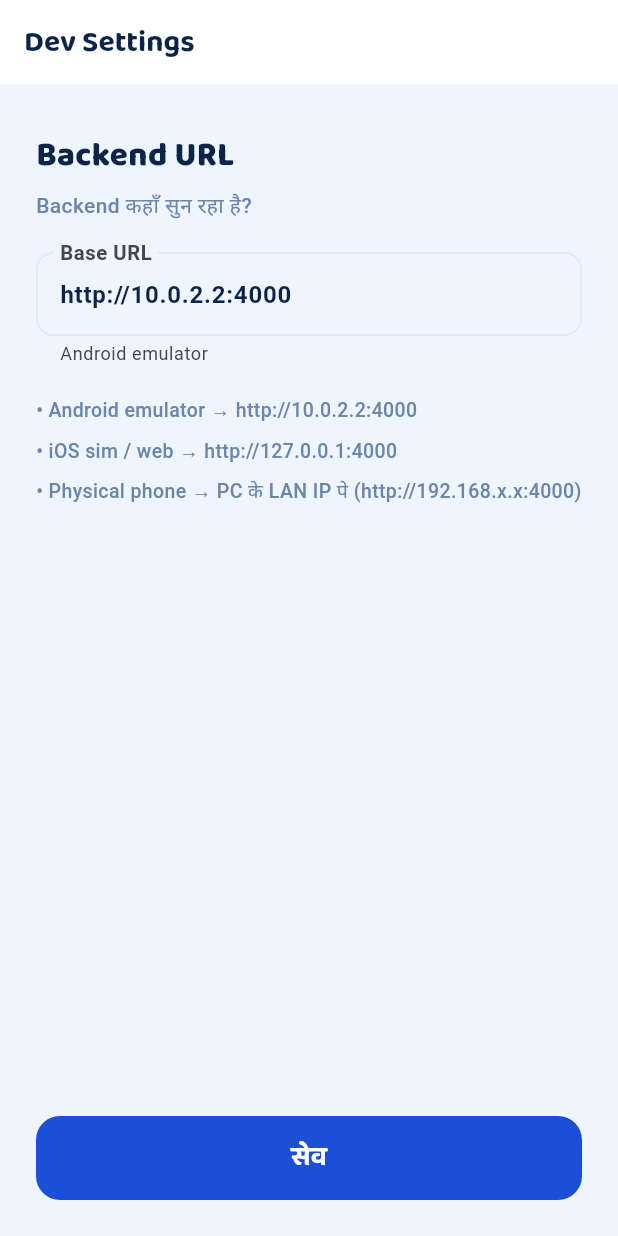
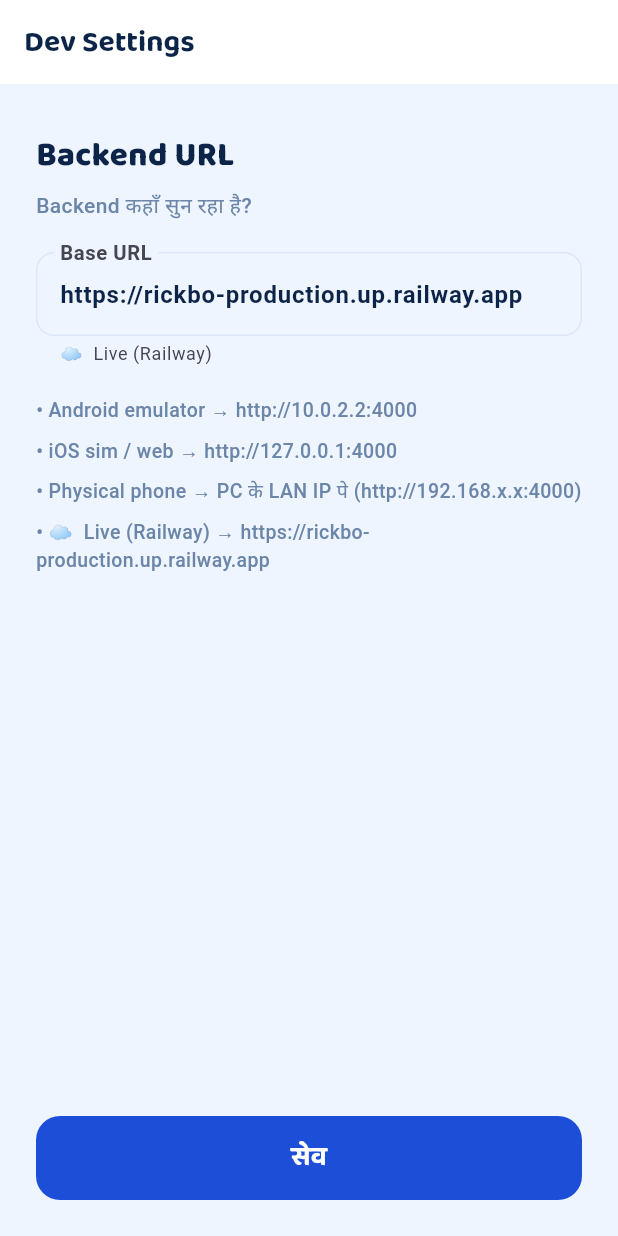
Before and after one commit to hearterzarya/Rickbo, a Flutter app: the DevSettingsScreen screen opened by its route, on a phone screen of 412 x 824 dp. Run offline on Flutter 3.47's test engine with Material 3 defaults, Android fonts, the light colour scheme and no system bars; our stand-ins replace dio, flutter_riverpod, geolocator, go_router, google_fonts, shared_preferences and 1 more; accounts and stored records are empty; Roboto replaces fonts that are missing (Hind).

Commit message:
Point Flutter apps to live Railway backend; update Dev Settings hints

```diff
--- a/apps/driver_app/lib/screens/dev_settings_screen.dart
+++ b/apps/driver_app/lib/screens/dev_settings_screen.dart
@@ -34,6 +34,7 @@
     if (url.contains('10.0.2.2')) return 'Android emulator';
     if (url.contains('127.0.0.1') || url.contains('localhost')) return 'iOS sim / web';
     if (url.contains('192.168.')) return 'Physical phone (LAN)';
+    if (url.contains('railway.app')) return '☁️  Live (Railway)';
     return '';
   }
 
@@ -81,6 +82,7 @@
           _Hint(text: 'Android emulator → http://10.0.2.2:4000'),
           _Hint(text: 'iOS sim / web → http://127.0.0.1:4000'),
           _Hint(text: 'Physical phone → PC के LAN IP पे (http://192.168.x.x:4000)'),
+          _Hint(text: '☁️  Live (Railway) → https://rickbo-production.up.railway.app'),
           const Spacer(),
           ElevatedButton(onPressed: _saving ? null : _save, child: const Text('सेव')),
         ]),
--- a/apps/user_app/lib/screens/dev_settings_screen.dart
+++ b/apps/user_app/lib/screens/dev_settings_screen.dart
@@ -77,6 +77,7 @@
             _hint('Android emulator', 'http://10.0.2.2:4000'),
             _hint('iOS simulator / web', 'http://127.0.0.1:4000'),
             _hint('Physical phone (LAN)', 'http://<PC-LAN-IP>:4000'),
+            _hint('☁️  Live (Railway)', 'https://rickbo-production.up.railway.app'),
             const SizedBox(height: 28),
             ElevatedButton(onPressed: _save, child: const Text('Save & Apply')),
           ],
--- a/packages/core/lib/api/api_client.dart
+++ b/packages/core/lib/api/api_client.dart
@@ -4,8 +4,8 @@
 const _prefKeyBaseUrl = 'api_base_url';
 const _prefKeyToken = 'auth_token';
 
-// Default for Android emulator; user changes this in Dev Settings for physical phone
-const _defaultBaseUrl = 'http://10.0.2.2:4000';
+// Default: deployed Rickbo backend on Railway. Local dev builds can switch via the Dev Settings screen.
+const _defaultBaseUrl = 'https://rickbo-production.up.railway.app';
 
 class ApiClient {
   static final ApiClient _instance = ApiClient._();
```
Also changed, not shown: 1 other file.
